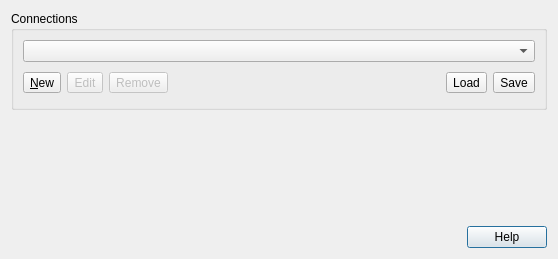
Before: the Qt Designer form src/ui/qgsvectortilesourceselectbase.ui in qgis/QGIS, drawn with Qt 5.
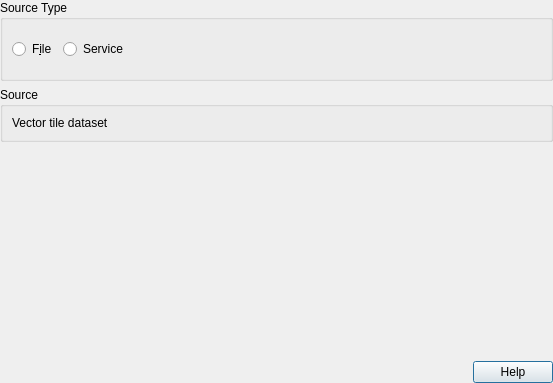
After: the same form once the commit is applied. The open tabs and pages were chosen to show the change. Custom widgets are drawn as their Qt base class.

Commit message:
[feature] Expose option to load vector tile sources from files in Data Source Manager
The Vector Tile tab now includes choices for selecting from a
"Service" (the existing, connection based approach for adding
vector tiles from online sources) or "File" (the new option
which allows directly adding VTPK or MBTiles vector tile files)

The edit to the form file:
```diff
--- a/src/ui/qgsvectortilesourceselectbase.ui
+++ b/src/ui/qgsvectortilesourceselectbase.ui
@@ -6,23 +6,111 @@
    <rect>
     <x>0</x>
     <y>0</y>
-    <width>558</width>
-    <height>259</height>
+    <width>553</width>
+    <height>383</height>
    </rect>
   </property>
-  <layout class="QGridLayout" name="gridLayout">
-   <item row="2" column="0">
-    <widget class="QDialogButtonBox" name="buttonBox">
+  <layout class="QVBoxLayout" name="verticalLayout_3">
+   <property name="leftMargin">
+    <number>0</number>
+   </property>
+   <property name="topMargin">
+    <number>0</number>
+   </property>
+   <property name="rightMargin">
+    <number>0</number>
+   </property>
+   <property name="bottomMargin">
+    <number>0</number>
+   </property>
+   <item>
+    <widget class="QGroupBox" name="srcGroupBox">
+     <property name="sizePolicy">
+      <sizepolicy hsizetype="Preferred" vsizetype="Fixed">
+       <horstretch>0</horstretch>
+       <verstretch>0</verstretch>
+      </sizepolicy>
+     </property>
+     <property name="title">
+      <string>Source Type</string>
+     </property>
+     <layout class="QHBoxLayout" name="horizontalLayout1">
+      <item>
+       <widget class="QRadioButton" name="mRadioSourceFile">
+        <property name="text">
+         <string>F&amp;ile</string>
+        </property>
+       </widget>
+      </item>
+      <item>
+       <widget class="QRadioButton" name="mRadioSourceService">
+        <property name="text">
+         <string>Service</string>
+        </property>
+       </widget>
+      </item>
+      <item>
+       <spacer name="horizontalSpacer">
      <property name="orientation">
       <enum>Qt::Horizontal</enum>
      </property>
-     <property name="standardButtons">
-      <set>QDialogButtonBox::Help</set>
-     </property>
+        <property name="sizeHint" stdset="0">
+         <size>
+          <width>20</width>
+          <height>40</height>
+         </size>
+        </property>
+       </spacer>
+      </item>
+     </layout>
     </widget>
    </item>
-   <item row="1" column="0">
-    <spacer name="verticalSpacer">
+   <item>
+    <widget class="QStackedWidget" name="mStackedWidget">
+     <property name="currentIndex">
+      <number>1</number>
+     </property>
+     <widget class="QWidget" name="page">
+      <layout class="QVBoxLayout" name="verticalLayout_2">
+       <property name="leftMargin">
+        <number>0</number>
+       </property>
+       <property name="topMargin">
+        <number>0</number>
+       </property>
+       <property name="rightMargin">
+        <number>0</number>
+       </property>
+       <property name="bottomMargin">
+        <number>0</number>
+       </property>
+       <item>
+        <widget class="QGroupBox" name="fileGroupBox">
+         <property name="sizePolicy">
+          <sizepolicy hsizetype="Preferred" vsizetype="Fixed">
+           <horstretch>0</horstretch>
+           <verstretch>0</verstretch>
+          </sizepolicy>
+         </property>
+         <property name="title">
+          <string>Source</string>
+         </property>
+         <layout class="QHBoxLayout" name="horizontalLayout" stretch="1,2">
+          <item>
+           <widget class="QLabel" name="label">
+            <property name="text">
+             <string>Vector tile dataset</string>
+            </property>
+           </widget>
+          </item>
+          <item>
+           <widget class="QgsFileWidget" name="mFileWidget" native="true"/>
+          </item>
+         </layout>
+        </widget>
+       </item>
+       <item>
+        <spacer name="verticalSpacer_2">
      <property name="orientation">
       <enum>Qt::Vertical</enum>
      </property>
@@ -34,7 +122,23 @@
      </property>
     </spacer>
    </item>
-   <item row="0" column="0">
+      </layout>
+     </widget>
+     <widget class="QWidget" name="page_2">
+      <layout class="QVBoxLayout" name="verticalLayout">
+       <property name="leftMargin">
+        <number>0</number>
+       </property>
+       <property name="topMargin">
+        <number>0</number>
+       </property>
+       <property name="rightMargin">
+        <number>0</number>
+       </property>
+       <property name="bottomMargin">
+        <number>0</number>
+       </property>
+       <item>
     <widget class="QGroupBox" name="mConnectionsGroupBox">
      <property name="title">
       <string>Connections</string>
@@ -115,11 +219,55 @@
         </property>
        </widget>
       </item>
+          <item row="1" column="6">
+           <widget class="QToolButton" name="btnSave">
+            <property name="toolTip">
+             <string>Save connections to file</string>
+            </property>
+            <property name="text">
+             <string>Save</string>
+            </property>
+           </widget>
+          </item>
+          <item row="2" column="3">
+           <spacer name="verticalSpacer">
+            <property name="orientation">
+             <enum>Qt::Vertical</enum>
+            </property>
+            <property name="sizeHint" stdset="0">
+             <size>
+              <width>20</width>
+              <height>40</height>
+             </size>
+            </property>
+           </spacer>
+          </item>
      </layout>
     </widget>
    </item>
   </layout>
  </widget>
+    </widget>
+   </item>
+   <item>
+    <widget class="QDialogButtonBox" name="buttonBox">
+     <property name="orientation">
+      <enum>Qt::Horizontal</enum>
+     </property>
+     <property name="standardButtons">
+      <set>QDialogButtonBox::Help</set>
+     </property>
+    </widget>
+   </item>
+  </layout>
+ </widget>
+ <customwidgets>
+  <customwidget>
+   <class>QgsFileWidget</class>
+   <extends>QWidget</extends>
+   <header>qgsfilewidget.h</header>
+  </customwidget>
+ </customwidgets>
  <tabstops>
   <tabstop>cmbConnections</tabstop>
   <tabstop>btnNew</tabstop>
```
Left out of the diff: 36 changed lines with no effect on the pictures. Lines whose indentation alone changed are shown as unchanged. The commit also changes 1 other file.
